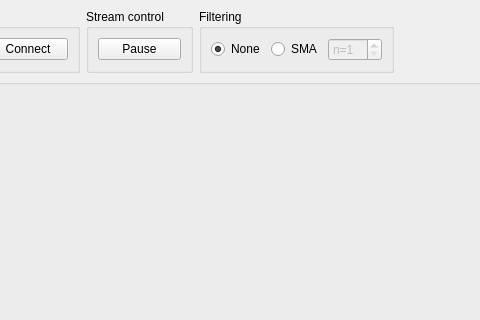
Before: the Qt Designer form serplot/mainwindow.ui in mFoxRU/serial-plotting-pyqtgraph, drawn with Qt 5; both pictures show x 210 to 690 and y 0 to 320 of the 1024 by 700 pixel window.
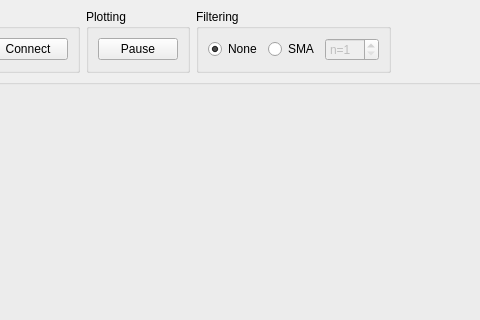
After: the same form once the commit is applied.

Commit message: Added: Tweaked plot control box

```diff
--- a/serplot/mainwindow.ui
+++ b/serplot/mainwindow.ui
@@ -112,13 +112,19 @@
      </widget>
     </item>
     <item row="0" column="1">
-     <widget class="QGroupBox" name="v_box_stream_control">
+     <widget class="QGroupBox" name="w_box_plotting_control">
+      <property name="enabled">
+       <bool>true</bool>
+      </property>
       <property name="title">
-       <string>Stream control</string>
+       <string>Plotting</string>
       </property>
       <layout class="QHBoxLayout" name="horizontalLayout_2">
        <item>
         <widget class="QPushButton" name="w_button_pause">
+         <property name="enabled">
+          <bool>true</bool>
+         </property>
          <property name="text">
           <string>Pause</string>
          </property>
```
The commit also changes 2 other files.
